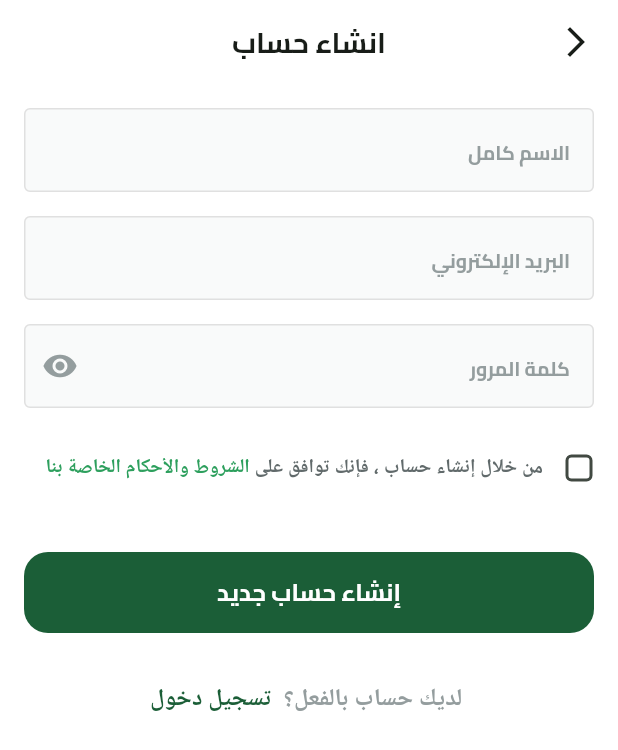
After one commit to ahmedEhab10/real_e_commerce, a Flutter app: the SignupView screen opened by its route, on a phone screen of 412 x 824 dp. The commit adds this screen. Shown: the top 750 px of the screen. Run offline on Flutter 3.47's test engine with Material 3 defaults, Android fonts, the phone set to English and light mode, and no system bars; our stand-ins replace dartz, dots_indicator, firebase_auth, firebase_core, flutter_svg, shared_preferences; accounts and stored records are empty.

```diff
--- /dev/null
+++ b/devtools_options.yaml
@@ -0,0 +1,3 @@
+description: This file stores settings for Dart & Flutter DevTools.
+documentation: https://docs.flutter.dev/tools/devtools/extensions#configure-extension-enablement-states
+extensions:
--- a/lib/Constanat.dart
+++ b/lib/Constanat.dart
@@ -1,3 +1 @@
-import 'package:real_e_commerce/Features/On_Boarding/Presention/View/0n_Boarding_View.dart';
-
 const onBoardingSeenKey = 'onBoardingSeenKey';
--- a/lib/Core/Utils/Widgets/Custom_App_Bar.dart
+++ b/lib/Core/Utils/Widgets/Custom_App_Bar.dart
@@ -6,6 +6,7 @@ PreferredSizeWidget buildAppBar({
   required title,
 }) {
   return AppBar(
+    backgroundColor: Colors.white,
     centerTitle: true,
     title: Text(title, style: TextStyles.bold19),
     leading: GestureDetector(
--- a/lib/Core/helper_function/on_genrate_route.dart
+++ b/lib/Core/helper_function/on_genrate_route.dart
@@ -1,5 +1,6 @@
 import 'package:flutter/material.dart';
 import 'package:real_e_commerce/Features/Auth/presention/View/Login_view.dart';
+import 'package:real_e_commerce/Features/Auth/presention/View/SignUp_view.dart';
 import 'package:real_e_commerce/Features/On_Boarding/Presention/View/0n_Boarding_View.dart';
 import 'package:real_e_commerce/Features/Splash/presention/view/Spalsh_View.dart';
 
@@ -13,6 +14,9 @@ Route<dynamic>? OnGenrateRoutes(RouteSettings setting) {
     case LoginView.routeName:
       return MaterialPageRoute(builder: (context) => const LoginView());
 
+    case SignupView.routeName:
+      return MaterialPageRoute(builder: (context) => const SignupView());
+
     default:
       MaterialPageRoute(builder: (context) => const Scaffold());
   }
--- a/lib/Features/Auth/presention/View/Login_view.dart
+++ b/lib/Features/Auth/presention/View/Login_view.dart
@@ -1,5 +1,4 @@
 import 'package:flutter/material.dart';
-import 'package:real_e_commerce/Core/Utils/App_Text_Style.dart';
 import 'package:real_e_commerce/Core/Utils/Widgets/Custom_App_Bar.dart';
 import 'package:real_e_commerce/Features/Auth/presention/View/Widgets/Login_body.dart';
 
--- /dev/null
+++ b/lib/Features/Auth/presention/View/SignUp_view.dart
@@ -0,0 +1,16 @@
+import 'package:flutter/material.dart';
+import 'package:real_e_commerce/Core/Utils/Widgets/Custom_App_Bar.dart';
+import 'package:real_e_commerce/Features/Auth/presention/View/Widgets/SignUp_body.dart';
+
+class SignupView extends StatelessWidget {
+  const SignupView({super.key});
+  static const String routeName = 'SignupView';
+  @override
+  Widget build(BuildContext context) {
+    return Scaffold(
+      backgroundColor: Colors.white,
+      appBar: buildAppBar(context: context, title: 'انشاء حساب'),
+      body: SignupBody(),
+    );
+  }
+}
--- a/lib/Features/Auth/presention/View/Widgets/Custom_socialMedia_Button.dart
+++ b/lib/Features/Auth/presention/View/Widgets/Custom_socialMedia_Button.dart
@@ -1,7 +1,6 @@
 import 'package:flutter/material.dart';
 import 'package:flutter_svg/svg.dart';
 import 'package:real_e_commerce/Core/Utils/App_Text_Style.dart';
-import 'package:real_e_commerce/Core/Utils/App_images.dart';
 
 class CustomSocialmediaButton extends StatelessWidget {
   const CustomSocialmediaButton({
--- /dev/null
+++ b/lib/Features/Auth/presention/View/Widgets/SignUp_body.dart
@@ -0,0 +1,84 @@
+import 'package:flutter/gestures.dart';
+import 'package:flutter/material.dart';
+import 'package:real_e_commerce/Core/Utils/App_Colors.dart';
+import 'package:real_e_commerce/Core/Utils/App_Text_Style.dart';
+import 'package:real_e_commerce/Core/Utils/Widgets/Custom_Buttom.dart';
+import 'package:real_e_commerce/Core/Utils/Widgets/Custom_Text_Faild.dart';
+import 'package:real_e_commerce/Features/Auth/presention/View/Widgets/termsandcondition.dart';
+
+class SignupBody extends StatelessWidget {
+  const SignupBody({super.key});
+
+  @override
+  Widget build(BuildContext context) {
+    return Padding(
+      padding: const EdgeInsets.symmetric(horizontal: 16.0),
+      child: SingleChildScrollView(
+        child: Column(
+          children: [
+            const SizedBox(height: 16),
+            const CustomTextFaild(
+              hinttext: 'الاسم كامل',
+              keyboardType: TextInputType.name,
+            ),
+            const SizedBox(height: 16),
+            const CustomTextFaild(
+              hinttext: 'البريد الإلكتروني',
+              keyboardType: TextInputType.emailAddress,
+            ),
+            const SizedBox(height: 16),
+            const CustomTextFaild(
+              hinttext: 'كلمة المرور',
+              keyboardType: TextInputType.visiblePassword,
+              icon: Icon(Icons.remove_red_eye, color: Color(0XFF949D9E)),
+            ),
+            const SizedBox(height: 16),
+
+            Termsandcondition(),
+            SizedBox(height: 32),
+
+            CustomButtom(onPressed: () {}, text: 'إنشاء حساب جديد'),
+
+            const SizedBox(height: 32),
+
+            i_have_an_acount(),
+          ],
+        ),
+      ),
+    );
+  }
+}
+
+class i_have_an_acount extends StatelessWidget {
+  const i_have_an_acount({super.key});
+
+  @override
+  Widget build(BuildContext context) {
+    return Text.rich(
+      TextSpan(
+        children: [
+          TextSpan(
+            text: ' لديك حساب بالفعل؟',
+            style: TextStyles.semiBold16.copyWith(
+              color: const Color(0xFF949D9E),
+            ),
+          ),
+          TextSpan(
+            text: ' ',
+            style: TextStyles.semiBold16.copyWith(
+              color: const Color(0xFF616A6B),
+            ),
+          ),
+          TextSpan(
+            recognizer:
+                TapGestureRecognizer()..onTap = () => Navigator.pop(context),
+            text: ' تسجيل دخول',
+            style: TextStyles.semiBold16.copyWith(
+              color: AppColors.primaryColor,
+            ),
+          ),
+        ],
+      ),
+    );
+  }
+}
--- a/lib/Features/Auth/presention/View/Widgets/dont_have_account_widget.dart
+++ b/lib/Features/Auth/presention/View/Widgets/dont_have_account_widget.dart
@@ -1,6 +1,8 @@
+import 'package:flutter/gestures.dart';
 import 'package:flutter/material.dart';
 import 'package:real_e_commerce/Core/Utils/App_Colors.dart';
 import 'package:real_e_commerce/Core/Utils/App_Text_Style.dart';
+import 'package:real_e_commerce/Features/Auth/presention/View/SignUp_view.dart';
 
 class dont_have_account_widget extends StatelessWidget {
   const dont_have_account_widget({super.key});
@@ -23,6 +25,10 @@ class dont_have_account_widget extends StatelessWidget {
             ),
           ),
           TextSpan(
+            recognizer:
+                TapGestureRecognizer()
+                  ..onTap =
+                      () => Navigator.pushNamed(context, SignupView.routeName),
             text: 'انشاء حساب',
             style: TextStyles.semiBold16.copyWith(
               color: AppColors.primaryColor,
--- /dev/null
+++ b/lib/Features/Auth/presention/View/Widgets/termsandcondition.dart
@@ -0,0 +1,73 @@
+import 'package:flutter/material.dart';
+import 'package:real_e_commerce/Core/Utils/App_Colors.dart';
+import 'package:real_e_commerce/Core/Utils/App_Text_Style.dart';
+
+class Termsandcondition extends StatefulWidget {
+  const Termsandcondition({super.key});
+
+  @override
+  State<Termsandcondition> createState() => _TermsandconditionState();
+}
+
+class _TermsandconditionState extends State<Termsandcondition> {
+  bool isActive = false;
+
+  @override
+  Widget build(BuildContext context) {
+    return Transform.translate(
+      offset: const Offset(14, 0),
+      child: Row(
+        children: [
+          Checkbox(
+            value: isActive,
+            onChanged: (VALUE) {
+              setState(() {
+                isActive = VALUE!;
+              });
+            },
+            activeColor: AppColors.primaryColor,
+            checkColor: Colors.white,
+
+            shape: RoundedRectangleBorder(
+              borderRadius: BorderRadius.circular(4),
+            ),
+          ),
+          Expanded(
+            child: Text.rich(
+              TextSpan(
+                children: [
+                  TextSpan(
+                    text: 'من خلال إنشاء حساب ، فإنك توافق على ',
+                    style: TextStyles.semiBold13.copyWith(
+                      color: Color(0xFF616A6B),
+                    ),
+                  ),
+                  TextSpan(
+                    text: 'الشروط والأحكام',
+                    style: TextStyles.semiBold13.copyWith(
+                      color: AppColors.lightprimaryColor,
+                    ),
+                  ),
+                  const TextSpan(text: ' ', style: TextStyles.semiBold13),
+                  TextSpan(
+                    text: 'الخاصة',
+                    style: TextStyles.semiBold13.copyWith(
+                      color: AppColors.lightprimaryColor,
+                    ),
+                  ),
+                  const TextSpan(text: ' ', style: TextStyles.semiBold13),
+                  TextSpan(
+                    text: 'بنا',
+                    style: TextStyles.semiBold13.copyWith(
+                      color: AppColors.lightprimaryColor,
+                    ),
+                  ),
+                ],
+              ),
+            ),
+          ),
+        ],
+      ),
+    );
+  }
+}
--- a/lib/main.dart
+++ b/lib/main.dart
@@ -1,13 +1,17 @@
+import 'package:firebase_core/firebase_core.dart';
+
 import 'package:flutter/material.dart';
 import 'package:flutter_localizations/flutter_localizations.dart';
 import 'package:real_e_commerce/Core/Services/shared_preferences_Singlton.dart';
 import 'package:real_e_commerce/Core/Utils/App_Colors.dart';
 import 'package:real_e_commerce/Core/helper_function/on_genrate_route.dart';
 import 'package:real_e_commerce/Features/Splash/presention/view/Spalsh_View.dart';
+import 'package:real_e_commerce/firebase_options.dart';
 import 'package:real_e_commerce/generated/l10n.dart';
 
-void main() {
+void main() async {
   WidgetsFlutterBinding.ensureInitialized();
+  await Firebase.initializeApp(options: DefaultFirebaseOptions.currentPlatform);
   SharedPreferencesSinglton.init();
   runApp(const FruitHub());
 }
--- a/pubspec.yaml
+++ b/pubspec.yaml
@@ -39,6 +39,9 @@ dependencies:
   flutter_svg: ^2.0.17
   dots_indicator: ^4.0.0
   shared_preferences: ^2.5.2
+  firebase_core: ^3.11.0
+  dartz: ^0.10.1
+  firebase_auth: ^5.5.0
 
 dev_dependencies:
   flutter_test:
```
Also changed, not shown: lib/Core/Errors/Exaption.dart (added, +10 -0 lines), lib/Core/Errors/failuers.dart (added, +9 -0 lines), lib/Core/Services/FireBase_Auth_Service.dart (added, +31 -0 lines), lib/Features/Auth/data/Repo/Auth_Repo_Imp.dart (added, +15 -0 lines), lib/Features/Auth/domin/Entits/User_Entity.dart (added, +13 -0 lines), lib/Features/Auth/domin/Repo/Auth_Repo.dart (added, +10 -0 lines), firebase.json (added), lib/firebase_options.dart (added), pubspec.lock, 5 other files.
